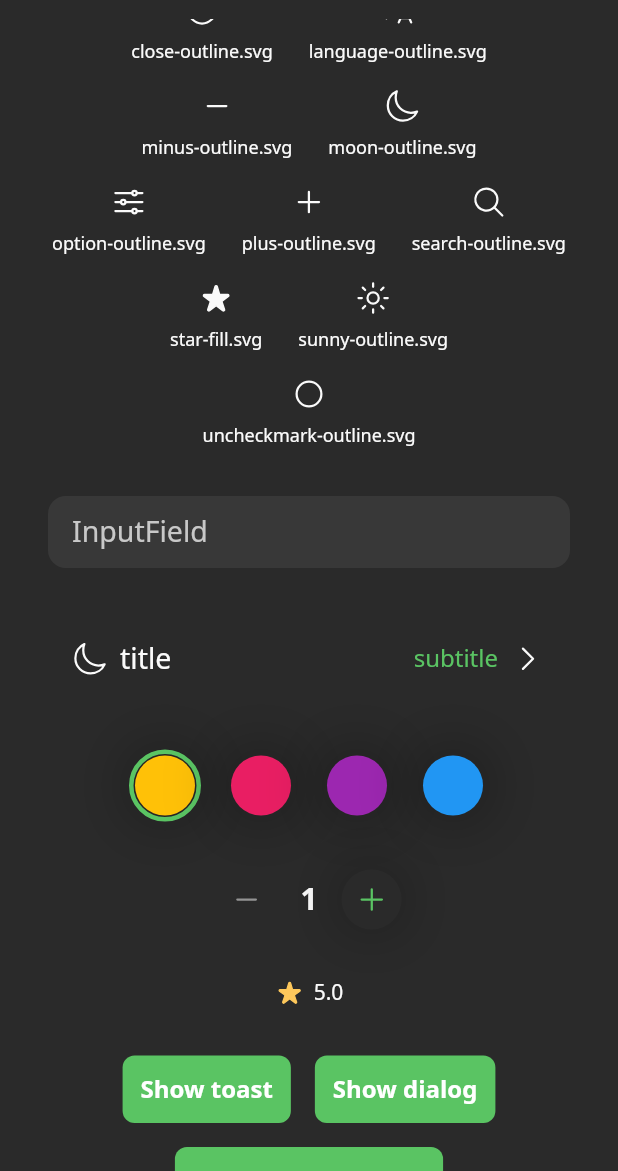
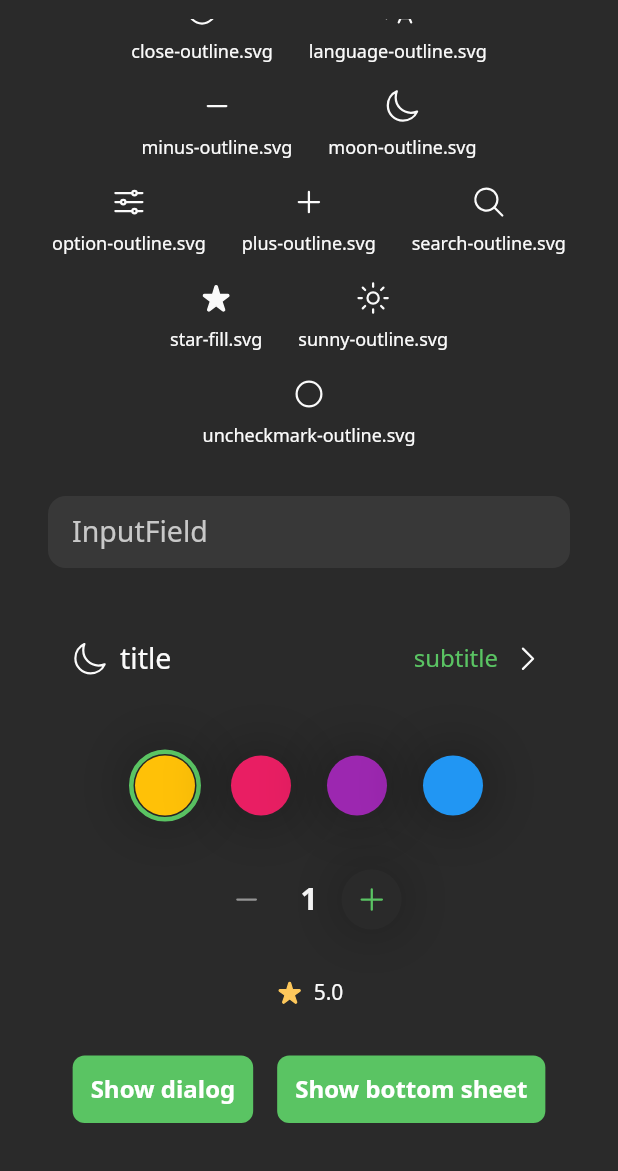
Before and after one commit to nero-angela/flutter_design_system, a Flutter app: the screen it shows after launch, scrolled down 504 dp, on a phone screen of 412 x 824 dp, the part 65-1236 px from its top. Run offline on Flutter 3.47's test engine with Material 2 defaults, Android fonts, the phone set to English and light mode, and no system bars; our stand-ins replace flutter_svg; Roboto replaces fonts that are missing (Noto Sans).

Commit message:
Release 1.0.4

```diff
--- a/example/lib/main.dart
+++ b/example/lib/main.dart
@@ -96,9 +96,6 @@ class _SamplePageState extends State<SamplePage> {
                 runSpacing: 16,
                 spacing: 16,
                 children: [
-                  /// Toast
-                  buildToast(context),
-
                   /// Dialog
                   buildDialog(context),
 
@@ -178,15 +175,6 @@ class _SamplePageState extends State<SamplePage> {
             );
           },
         );
-      },
-    );
-  }
-
-  Button buildToast(BuildContext context) {
-    return Button(
-      text: 'Show toast',
-      onPressed: () {
-        context.toast('Hello I\'m toast');
       },
     );
   }
--- a/lib/flutter_design_system.dart
+++ b/lib/flutter_design_system.dart
@@ -5,7 +5,6 @@ export './src/component/asset_icon.dart';
 export './src/component/badge.dart';
 export './src/component/base_bottom_sheet.dart';
 export './src/component/base_dialog.dart';
-export './src/component/base_toast.dart';
 export './src/component/button.dart';
 export './src/component/color_picker.dart';
 export './src/component/counter_button.dart';
--- a/lib/src/component/base_bottom_sheet.dart
+++ b/lib/src/component/base_bottom_sheet.dart
@@ -7,19 +7,19 @@ class BaseBottomSheet extends StatelessWidget {
     super.key,
     required this.child,
     this.padding,
-    this.isBorderAll,
+    this.isRoundAll,
   });
 
   final Widget child;
   final EdgeInsets? padding;
-  final bool? isBorderAll;
+  final bool? isRoundAll;
 
   @override
   Widget build(BuildContext context) {
     return Container(
       decoration: BoxDecoration(
         color: context.color.surface,
-        borderRadius: (isBorderAll ?? false)
+        borderRadius: (isRoundAll ?? false)
             ? BorderRadius.circular(24)
             : const BorderRadius.only(
                 topLeft: Radius.circular(24),
--- a/lib/src/component/button.dart
+++ b/lib/src/component/button.dart
@@ -120,7 +120,8 @@ class _ButtonState extends State<Button> {
       },
       onTapDown: (details) => onPressed(true),
       onTapCancel: () => onPressed(true),
-      child: Container(
+      child: AnimatedContainer(
+        duration: const Duration(milliseconds: 100),
         width: widget.width,
         decoration: BoxDecoration(
           color: backgroundColor,
--- a/pubspec.yaml
+++ b/pubspec.yaml
@@ -1,6 +1,6 @@
 name: flutter_design_system
 description: Flutter design system & responsive tutorial package.
-version: 1.0.2
+version: 1.0.4
 homepage: https://github.com/nero-angela/flutter_design_system
 repository: https://github.com/nero-angela/flutter_design_system
 
@@ -12,7 +12,6 @@ dependencies:
   flutter:
     sdk: flutter
   flutter_svg: ^1.1.6
-  fluttertoast: ^8.1.1
   provider: ^6.0.4
 
 dev_dependencies:
```
Also changed, not shown: lib/src/component/base_toast.dart (deleted, +0 -33 lines), lib/src/theme_service.dart (+0 -21 lines), 2 other files.
